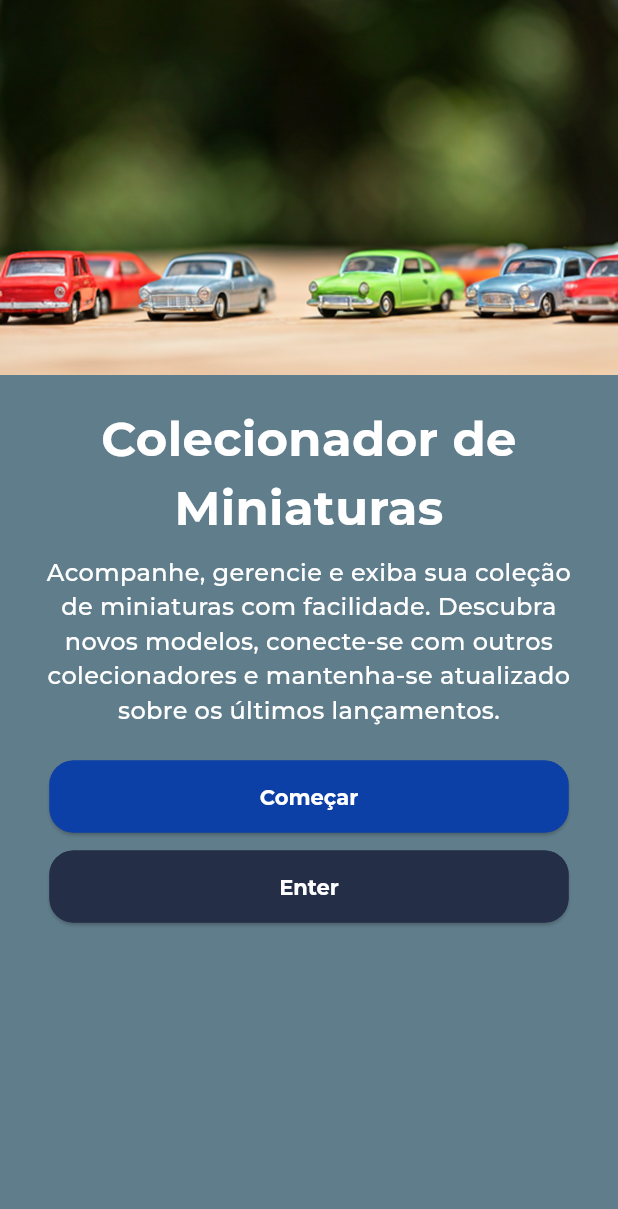
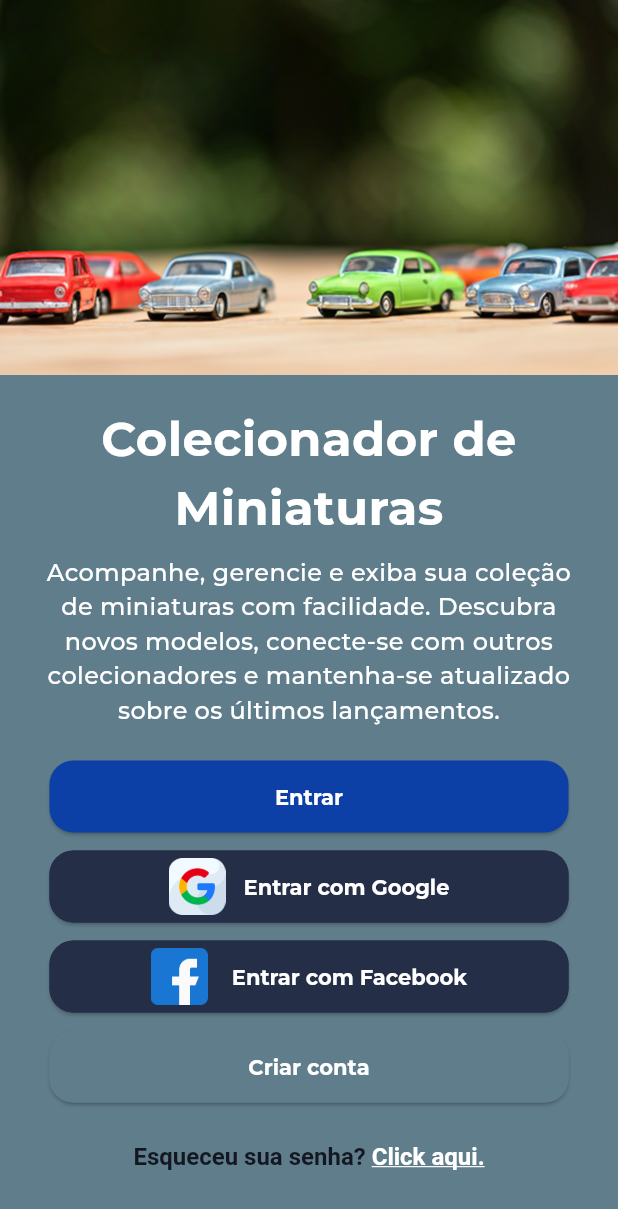
Before and after one commit to caneto/Catalago_colecionadores, a Flutter app: the screen it shows after launch, after a tap on "Começar", on a phone screen of 412 x 824 dp. Shown: the top 1209 px of the screen. Run offline on Flutter 3.47's test engine with Material 3 defaults, Android fonts, the light colour scheme and no system bars; project files that could hold a hidden picture were left out.

Commit message:
Nova Tela, e Acertos
Foi acertado, o AppDefaultEspecialButton, adicionado os icons de google e facebook, criado a tela pos_start

```diff
--- a/lib/colecao_main_app.dart
+++ b/lib/colecao_main_app.dart
@@ -1,4 +1,5 @@
 import 'package:catalago_colecionadores/src/ui/core/theme/catalago_colecionador_theme.dart';
+import 'package:catalago_colecionadores/src/ui/pos_start/pos_start_screen.dart';
 import 'package:catalago_colecionadores/src/ui/splash/splash_screen.dart';
 import 'package:catalago_colecionadores/src/ui/start/start_screen.dart';
 import 'package:flutter/material.dart';
@@ -21,6 +22,7 @@ class ColecaoMainApp extends StatelessWidget {
         '/login': (_) => const SizedBox.shrink(),
         '/home': (_) => const SizedBox.shrink(),
         '/start': (_) => StartScreen(),
+        '/pos_start': (_) => PosStartScreen(),
       },
     );
   }
--- a/lib/src/ui/core/theme/catalago_colecionador_theme.dart
+++ b/lib/src/ui/core/theme/catalago_colecionador_theme.dart
@@ -7,6 +7,7 @@ final class CatalagoColecionadorTheme  {
   static const whiteColor = Color(0xFFFFFFFF);
   static const blackColor = Color(0xFF121721);
   static const blackClaroColor = Color(0xFF242E47);
+  static const blueFaceBook = Color(0xFF3b5998);
 
   static final _defaultInputBorder = OutlineInputBorder(
     borderRadius: BorderRadius.circular(16),
--- a/lib/src/ui/core/theme/resource.dart
+++ b/lib/src/ui/core/theme/resource.dart
@@ -22,6 +22,10 @@ class R {
   /// ![preview](file://E:\GitHub\Catalago_colecionadores\assets\images\document.png)
   static const String ASSETS_IMAGES_DOCUMENT_PNG = 'assets/images/document.png';
 
+  /// ![preview](file://E:\GitHub\Catalago_colecionadores\assets\images\facebook_logo.png)
+  static const String ASSETS_IMAGES_FACEBOOK_LOGO_PNG =
+      'assets/images/facebook_logo.png';
+
   /// ![preview](file://E:\GitHub\Catalago_colecionadores\assets\images\folder.png)
   static const String ASSETS_IMAGES_FOLDER_PNG = 'assets/images/folder.png';
 
@@ -32,6 +36,10 @@ class R {
   /// ![preview](file://E:\GitHub\Catalago_colecionadores\assets\images\google_logo.png)
   static const String ASSETS_IMAGES_GOOGLE_LOGO_PNG =
       'assets/images/google_logo.png';
+
+  /// ![preview](file://E:\GitHub\Catalago_colecionadores\assets\images\google_logo2.png)
+  static const String ASSETS_IMAGES_GOOGLE_LOGO2_PNG =
+      'assets/images/google_logo2.png';
 
   /// ![preview](file://E:\GitHub\Catalago_colecionadores\assets\images\icon_bar.png)
   static const String ASSETS_IMAGES_ICON_BAR_PNG = 'assets/images/icon_bar.png';
--- a/lib/src/ui/core/widgets/app_default_especial_button.dart
+++ b/lib/src/ui/core/widgets/app_default_especial_button.dart
@@ -7,6 +7,7 @@ class AppDefaultEspecialButton extends StatelessWidget {
   final String label;
   final bool tipoBotao;
   final bool sizeBoxOn;
+  final Widget? widget;
   final ButtonStyle? style;
 
   const AppDefaultEspecialButton({
@@ -16,6 +17,7 @@ class AppDefaultEspecialButton extends StatelessWidget {
     this.sizeBoxOn = true,
     this.width = 0,
     this.height = 66,
+    this.widget,
     this.style,
     super.key,
   });
@@ -28,20 +30,18 @@ class AppDefaultEspecialButton extends StatelessWidget {
   }
 
   Widget opcaoBotao(bool tipoBotao) {
+    final Widget childWidget = widget ?? Text(label);
+
     return tipoBotao
         ? ElevatedButton(
             style: style,
             onPressed: onPressed,
-            child: Text(
-              label,
-            ),
+            child: childWidget,
           )
         : OutlinedButton(
             style: style,
             onPressed: onPressed,
-            child: Text(
-              label,
-            ),
+            child: childWidget,
           );
   }
 }
--- /dev/null
+++ b/lib/src/ui/pos_start/pos_start_screen.dart
@@ -0,0 +1,195 @@
+import 'package:catalago_colecionadores/src/ui/core/theme/catalago_colecionador_theme.dart';
+import 'package:catalago_colecionadores/src/ui/core/theme/resource.dart';
+import 'package:catalago_colecionadores/src/ui/core/widgets/app_default_especial_button.dart';
+import 'package:flutter/gestures.dart';
+import 'package:flutter/material.dart';
+
+class PosStartScreen extends StatelessWidget {
+  const PosStartScreen({super.key});
+
+  @override
+  Widget build(BuildContext context) {
+    final sizeOf = MediaQuery.sizeOf(context);
+
+    return Scaffold(
+      backgroundColor:
+          Colors.blueGrey, // <-- cor de fundo preta para toda a tela
+      body: SafeArea(
+        child: SingleChildScrollView(
+          child: Column(
+            children: [
+              // --- CAPA SUPERIOR ---
+              Container(
+                width: double.infinity,
+                height: 250,
+                decoration: const BoxDecoration(
+                  image: DecorationImage(
+                    image: AssetImage(R.ASSETS_IMAGES_CAPA_START_PNG),
+                    fit: BoxFit.cover,
+                  ),
+                ),
+              ),
+
+              const SizedBox(height: 20),
+
+              // --- TÍTULO ---
+              Padding(
+                padding: const EdgeInsets.symmetric(horizontal: 24.0),
+                child: const Text(
+                  'Colecionador de Miniaturas',
+                  textAlign: TextAlign.center,
+                  style: TextStyle(
+                    fontSize: 32,
+                    fontWeight: FontWeight.bold,
+                    color:
+                        CatalagoColecionadorTheme.whiteColor, // texto em branco
+                  ),
+                ),
+              ),
+
+              const SizedBox(height: 8),
+
+              // --- DESCRIÇÃO ---
+              Padding(
+                padding: const EdgeInsets.symmetric(horizontal: 24.0),
+                child: const Text(
+                  'Acompanhe, gerencie e exiba sua coleção de miniaturas com facilidade. Descubra novos modelos, conecte-se com outros colecionadores e mantenha-se atualizado sobre os últimos lançamentos.',
+                  textAlign: TextAlign.center,
+                  style: TextStyle(
+                    fontSize: 16,
+                    color: Colors.white, // descrição em branco translúcido
+                  ),
+                ),
+              ),
+
+              const SizedBox(height: 22),
+
+              Column(
+                children: [
+                  AppDefaultEspecialButton(
+                    onPressed: () {},
+                    label: "Entrar",
+                    width: sizeOf.width * .84,
+                    height: 48,
+                  ),
+                  const SizedBox(height: 12),
+                  AppDefaultEspecialButton(
+                    onPressed: () {},
+                    label: "Entrar",
+                    width: sizeOf.width * .84,
+                    height: 48,
+                    widget: Row(
+                      mainAxisAlignment: MainAxisAlignment.center,
+                      mainAxisSize: MainAxisSize.min,
+                      children: [
+                        Image.asset(
+                          R.ASSETS_IMAGES_GOOGLE_LOGO2_PNG,
+                          width: 38.0,
+                          height: 38.0,
+                        ),
+                        const SizedBox(width: 12),
+                        const Text('Entrar com Google'),
+                      ],
+                    ),
+                    style: ElevatedButton.styleFrom(
+                      foregroundColor: Colors.white,
+                      backgroundColor:
+                          CatalagoColecionadorTheme.blackClaroColor,
+                      side: const BorderSide(
+                        color: CatalagoColecionadorTheme.blackClaroColor,
+                      ), // contorno branco
+                    ),
+                  ),
+                  const SizedBox(height: 12),
+                  AppDefaultEspecialButton(
+                    onPressed: () {},
+                    label: "Entrar",
+                    width: sizeOf.width * .84,
+                    height: 48,
+                    widget: Row(
+                      mainAxisAlignment: MainAxisAlignment.center,
+                      mainAxisSize: MainAxisSize.min,
+                      children: [
+                        Image.asset(
+                          R.ASSETS_IMAGES_FACEBOOK_LOGO_PNG,
+                          width: 38.0,
+                          height: 38.0,
+                        ),
+                        const SizedBox(width: 16),
+                        const Text('Entrar com Facebook'),
+                      ],
+                    ),
+                    style: ElevatedButton.styleFrom(
+                      foregroundColor: Colors.white,
+                      backgroundColor:
+                          CatalagoColecionadorTheme.blackClaroColor,
+                      side: const BorderSide(
+                        color: CatalagoColecionadorTheme.blackClaroColor,
+                      ), // contorno branco
+                    ),
+                  ),
+                  const SizedBox(height: 12),
+                  SizedBox(
+                    width: sizeOf.width * .84,
+                    height: 48,
+                    child: ElevatedButton(
+                      onPressed: () {},
+                      style: ElevatedButton.styleFrom(
+                        foregroundColor: Colors.white,
+                        backgroundColor: Colors.blueGrey,
+                        side: const BorderSide(
+                          color: Colors.blueGrey,
+                        ), // contorno branco
+                      ),
+                      child: const Text(
+                        'Criar conta',
+                        style: TextStyle(
+                          color: Colors.white,
+                          fontWeight: FontWeight.bold,
+                        ),
+                      ),
+                    ),
+                  ),
+
+                  const SizedBox(height: 12),
+                  SizedBox(
+                    width: sizeOf.width * .84,
+                    height: 48,
+                    child: Center(
+                      child: RichText(
+                        text: TextSpan(
+                          style: const TextStyle(
+                            color: CatalagoColecionadorTheme.blackColor,
+                            fontSize: 16,
+                            fontWeight: FontWeight.bold,
+                          ),
+                          children: [
+                            const TextSpan(text: 'Esqueceu sua senha? '),
+                            TextSpan(
+                              text: 'Click aqui.',
+                              style: const TextStyle(
+                                color: CatalagoColecionadorTheme.whiteColor,
+                                decoration: TextDecoration.underline,
+                              ),
+                              recognizer: TapGestureRecognizer()
+                                ..onTap = () {
+                                  // launchUrl(
+                                  //   Uri.parse('https://www.openai.com'),
+                                  //   mode: LaunchMode.externalApplication,
+                                  // );
+                                },
+                            ),
+                          ],
+                        ),
+                      ),
+                    ),
+                  ),
+                ],
+              ),
+            ],
+          ),
+        ),
+      ),
+    );
+  }
+}
--- a/lib/src/ui/start/start_screen.dart
+++ b/lib/src/ui/start/start_screen.dart
@@ -1,5 +1,6 @@
 import 'package:catalago_colecionadores/src/ui/core/theme/catalago_colecionador_theme.dart';
 import 'package:catalago_colecionadores/src/ui/core/theme/resource.dart';
+import 'package:catalago_colecionadores/src/ui/core/widgets/app_default_especial_button.dart';
 import 'package:flutter/material.dart';
 
 class StartScreen extends StatelessWidget {
@@ -61,29 +62,30 @@ class StartScreen extends StatelessWidget {
               ),
 
               const SizedBox(height: 22),
-
               Column(
                 children: [
-                  SizedBox(
+                  AppDefaultEspecialButton(
+                    onPressed: () async {
+                      Navigator.of(context).pushReplacementNamed('/pos_start');
+                    },
+                    label: "Entrar",
                     width: sizeOf.width * .84,
                     height: 48,
-                    child: ElevatedButton(
-                      onPressed: () {},
+                    widget: const Text('Começar'),
                     style: ElevatedButton.styleFrom(
                       foregroundColor: Colors.white,
                       side: const BorderSide(
                         color: CatalagoColecionadorTheme.blueColor,
                       ), // contorno branco
                     ),
-                      child: const Text('Começar'),
-                    ),
                   ),
                   const SizedBox(height: 12),
-                  SizedBox(
+                  AppDefaultEspecialButton(
+                    onPressed: () {},
+                    label: "Entrar",
                     width: sizeOf.width * .84,
                     height: 48,
-                    child: ElevatedButton(
-                      onPressed: () {},
+                    widget: const Text('Entrar'),
                     style: ElevatedButton.styleFrom(
                       foregroundColor: Colors.white,
                       backgroundColor:
@@ -91,8 +93,6 @@ class StartScreen extends StatelessWidget {
                       side: const BorderSide(
                         color: CatalagoColecionadorTheme.blackClaroColor,
                       ), // contorno branco
-                      ),
-                      child: const Text('Enter'),
                     ),
                   ),
                 ],
```
Also changed, not shown: assets/images/facebook_logo.png (added), assets/images/google_logo2.png (added). Lines whose indentation alone changed are shown as unchanged.
